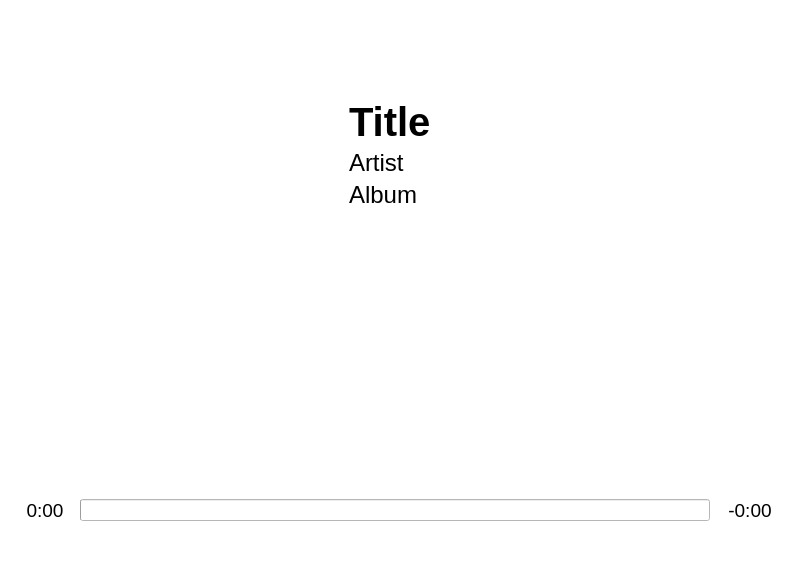
Old version of the form nowplaying.ui in the repository reesque/Maestro.
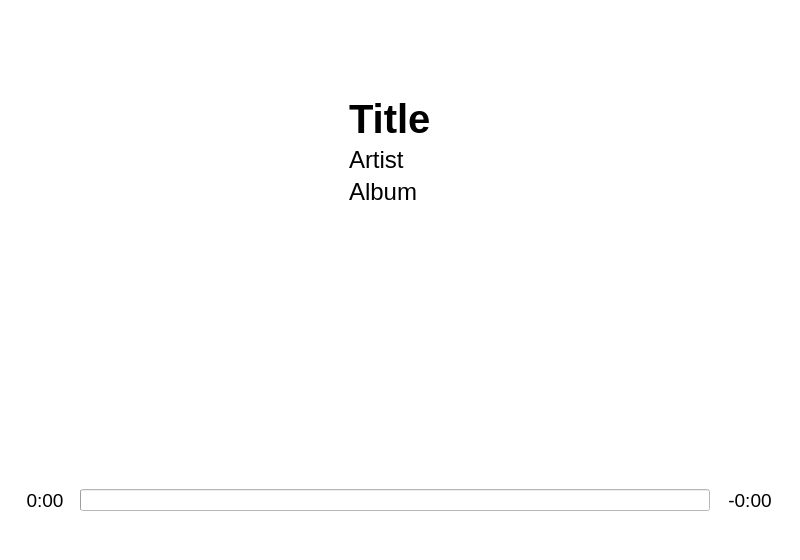
New version of the form. Icons and pictures are not drawn.

What changed in the file:
```diff
--- a/nowplaying.ui
+++ b/nowplaying.ui
@@ -7,7 +7,7 @@
     <x>0</x>
     <y>0</y>
     <width>800</width>
-    <height>570</height>
+    <height>560</height>
    </rect>
   </property>
   <property name="sizePolicy">
@@ -19,13 +19,13 @@
   <property name="minimumSize">
    <size>
     <width>800</width>
-    <height>570</height>
+    <height>560</height>
    </size>
   </property>
   <property name="maximumSize">
    <size>
     <width>800</width>
-    <height>570</height>
+    <height>560</height>
    </size>
   </property>
   <property name="windowTitle">
```
